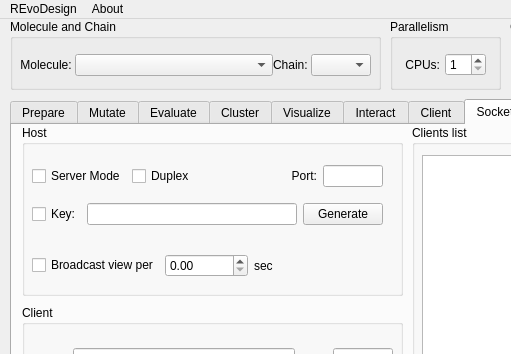
Old version of the form REvoDesign/UI/REvoDesign-PyMOL.ui in the repository YaoYinYing/REvoDesign; both pictures show x 0 to 511 and y 0 to 354 of the 660 by 557 pixel window.
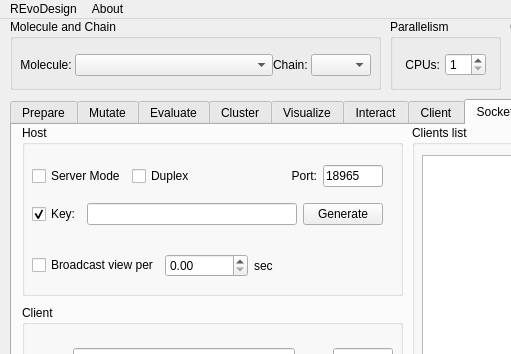
New version of the form. The open tabs and pages were chosen to show the change.

What changed in the file:
```diff
--- a/REvoDesign/UI/REvoDesign-PyMOL.ui
+++ b/REvoDesign/UI/REvoDesign-PyMOL.ui
@@ -3841,7 +3841,7 @@
              <set>Qt::ImhDigitsOnly</set>
             </property>
             <property name="text">
-             <string/>
+             <string>18965</string>
             </property>
            </widget>
           </item>
@@ -3854,6 +3854,9 @@
             <property name="text">
              <string>Key:</string>
             </property>
+            <property name="checked">
+             <bool>true</bool>
+            </property>
            </widget>
           </item>
           <item>
```
